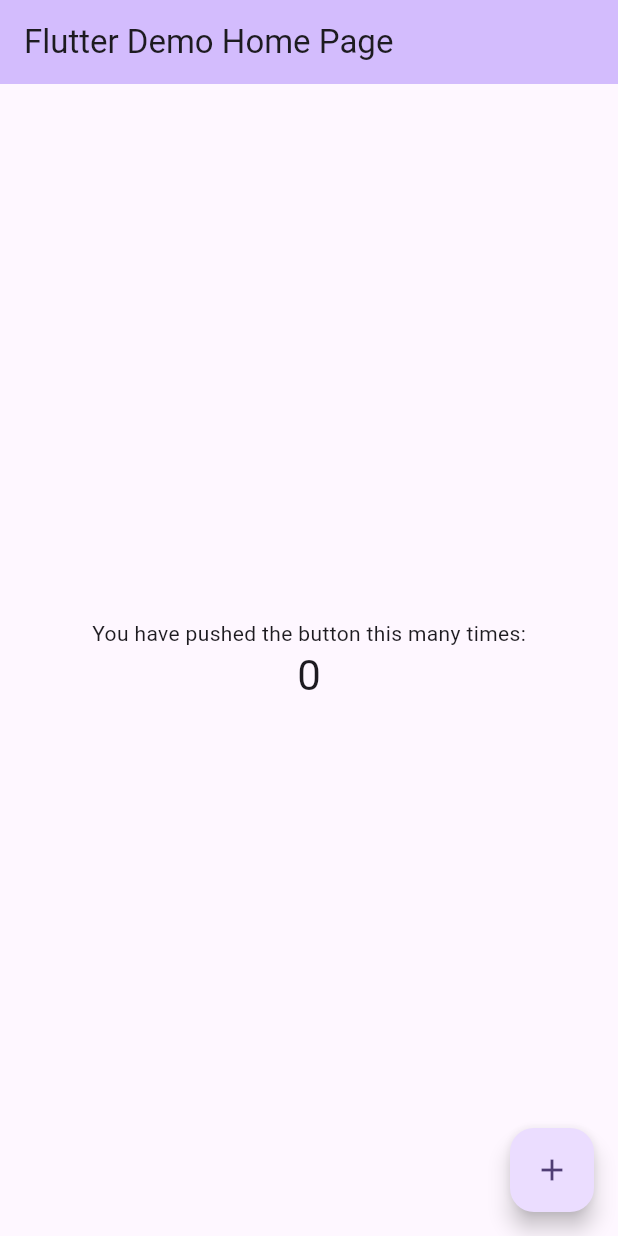
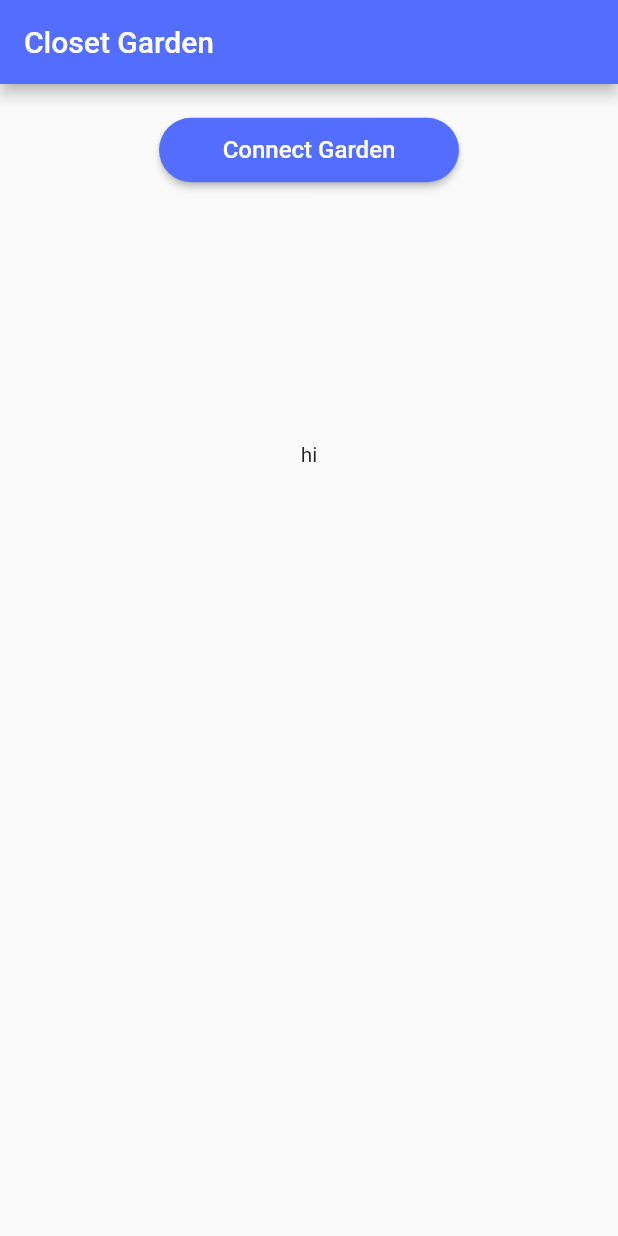
Before and after one commit to DanielWilliamFaessler/appProjectEsp32, a Flutter app: the screen it shows after launch, on a phone screen of 412 x 824 dp. Run offline on Flutter 3.47's test engine with Material 2 defaults, Android fonts, the phone set to English and light mode, and no system bars.

Commit message:
Simple Styling of the first view

```diff
--- a/closetgarden/lib/main.dart
+++ b/closetgarden/lib/main.dart
@@ -1,52 +1,53 @@
 import 'package:flutter/material.dart';
 
 void main() {
-  runApp(const MyApp());
+  runApp(MyApp());
+}
+
+void connectDevice(){
+
+}
+
+class MyFloatingActionButton extends StatelessWidget {
+  @override
+  Widget build(BuildContext context) {
+    return Container(
+      width: 200, // Adjust the width as per your requirement
+      child: ElevatedButton(
+        onPressed: () {
+          connectDevice();
+        },
+        style: ElevatedButton.styleFrom(
+          shape: RoundedRectangleBorder(
+            borderRadius: BorderRadius.circular(30), // Adjust the borderRadius as needed
+          ),
+          backgroundColor: Colors.indigoAccent, // Set the background color using the primary property
+        ),
+        child: Padding(
+          padding: const EdgeInsets.all(12.0),
+          child: Text(
+            'Connect Garden',
+            style: TextStyle(fontSize: 16), // Adjust the font size as needed
+          ),
+        ),
+      ),
+    );
+  }
 }
 
 class MyApp extends StatelessWidget {
-  const MyApp({super.key});
 
   // This widget is the root of your application.
   @override
   Widget build(BuildContext context) {
     return MaterialApp(
-      title: 'Flutter Demo',
-      theme: ThemeData(
-        // This is the theme of your application.
-        //
-        // TRY THIS: Try running your application with "flutter run". You'll see
-        // the application has a blue toolbar. Then, without quitting the app,
-        // try changing the seedColor in the colorScheme below to Colors.green
-        // and then invoke "hot reload" (save your changes or press the "hot
-        // reload" button in a Flutter-supported IDE, or press "r" if you used
-        // the command line to start the app).
-        //
-        // Notice that the counter didn't reset back to zero; the application
-        // state is not lost during the reload. To reset the state, use hot
-        // restart instead.
-        //
-        // This works for code too, not just values: Most code changes can be
-        // tested with just a hot reload.
-        colorScheme: ColorScheme.fromSeed(seedColor: Colors.deepPurple),
-        useMaterial3: true,
-      ),
-      home: const MyHomePage(title: 'Flutter Demo Home Page'),
+      home: MyHomePage(title: 'Closet Garden'),
     );
   }
 }
 
 class MyHomePage extends StatefulWidget {
   const MyHomePage({super.key, required this.title});
-
-  // This widget is the home page of your application. It is stateful, meaning
-  // that it has a State object (defined below) that contains fields that affect
-  // how it looks.
-
-  // This class is the configuration for the state. It holds the values (in this
-  // case the title) provided by the parent (in this case the App widget) and
-  // used by the build method of the State. Fields in a Widget subclass are
-  // always marked "final".
 
   final String title;
 
@@ -55,70 +56,37 @@
 }
 
 class _MyHomePageState extends State<MyHomePage> {
-  int _counter = 0;
-
-  void _incrementCounter() {
-    setState(() {
-      // This call to setState tells the Flutter framework that something has
-      // changed in this State, which causes it to rerun the build method below
-      // so that the display can reflect the updated values. If we changed
-      // _counter without calling setState(), then the build method would not be
-      // called again, and so nothing would appear to happen.
-      _counter++;
-    });
-  }
 
   @override
   Widget build(BuildContext context) {
-    // This method is rerun every time setState is called, for instance as done
-    // by the _incrementCounter method above.
-    //
-    // The Flutter framework has been optimized to make rerunning build methods
-    // fast, so that you can just rebuild anything that needs updating rather
-    // than having to individually change instances of widgets.
     return Scaffold(
       appBar: AppBar(
-        // TRY THIS: Try changing the color here to a specific color (to
-        // Colors.amber, perhaps?) and trigger a hot reload to see the AppBar
-        // change color while the other colors stay the same.
-        backgroundColor: Theme.of(context).colorScheme.inversePrimary,
-        // Here we take the value from the MyHomePage object that was created by
-        // the App.build method, and use it to set our appbar title.
+        backgroundColor: Colors.indigoAccent,
         title: Text(widget.title),
       ),
-      body: Center(
-        // Center is a layout widget. It takes a single child and positions it
-        // in the middle of the parent.
-        child: Column(
-          // Column is also a layout widget. It takes a list of children and
-          // arranges them vertically. By default, it sizes itself to fit its
-          // children horizontally, and tries to be as tall as its parent.
-          //
-          // Column has various properties to control how it sizes itself and
-          // how it positions its children. Here we use mainAxisAlignment to
-          // center the children vertically; the main axis here is the vertical
-          // axis because Columns are vertical (the cross axis would be
-          // horizontal).
-          //
-          // TRY THIS: Invoke "debug painting" (choose the "Toggle Debug Paint"
-          // action in the IDE, or press "p" in the console), to see the
-          // wireframe for each widget.
-          mainAxisAlignment: MainAxisAlignment.center,
-          children: <Widget>[
-            const Text(
-              'You have pushed the button this many times:',
+      body: Stack(
+        children: [
+          Positioned(
+            top: 0,
+            left: 0,
+            right: 0,
+            bottom: MediaQuery.of(context).size.height / 3,
+            child: Container(
+              child: Center(
+                child: Text(
+                  'hi'
+                ),
+              ),
             ),
-            Text(
-              '$_counter',
-              style: Theme.of(context).textTheme.headlineMedium,
+          ),
+          Align(
+            alignment: Alignment.topCenter,
+            child: Padding(
+              padding: EdgeInsets.only(top: 20.0),
+              child: MyFloatingActionButton(),
             ),
-          ],
-        ),
-      ),
-      floatingActionButton: FloatingActionButton(
-        onPressed: _incrementCounter,
-        tooltip: 'Increment',
-        child: const Icon(Icons.add),
+          ),
+        ],
       ), // This trailing comma makes auto-formatting nicer for build methods.
     );
   }
```
